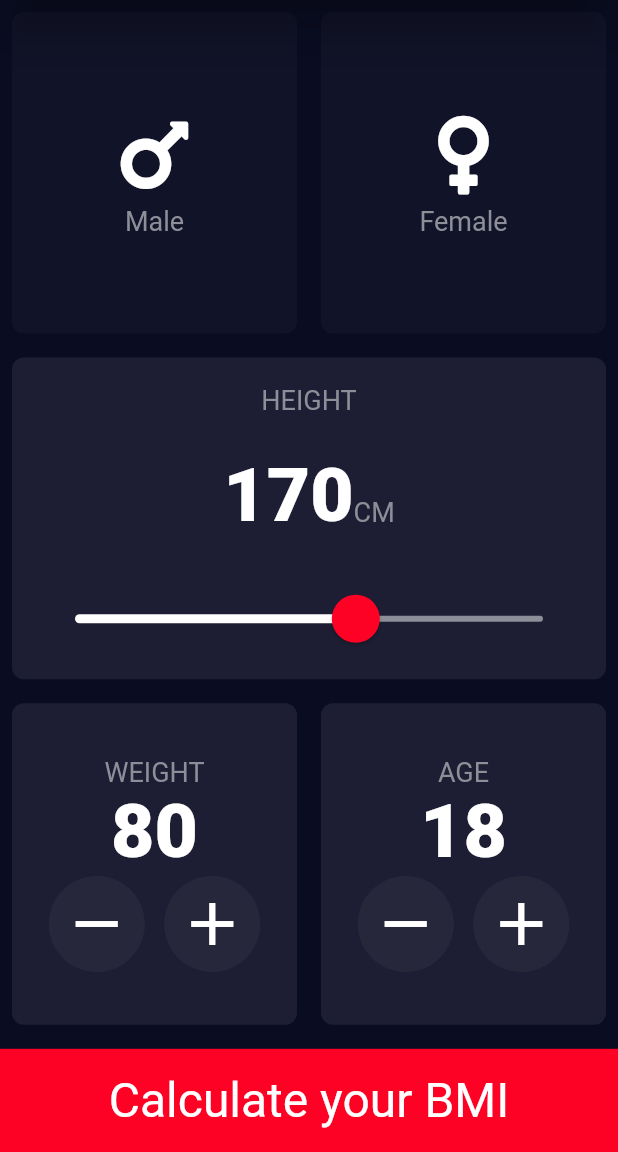
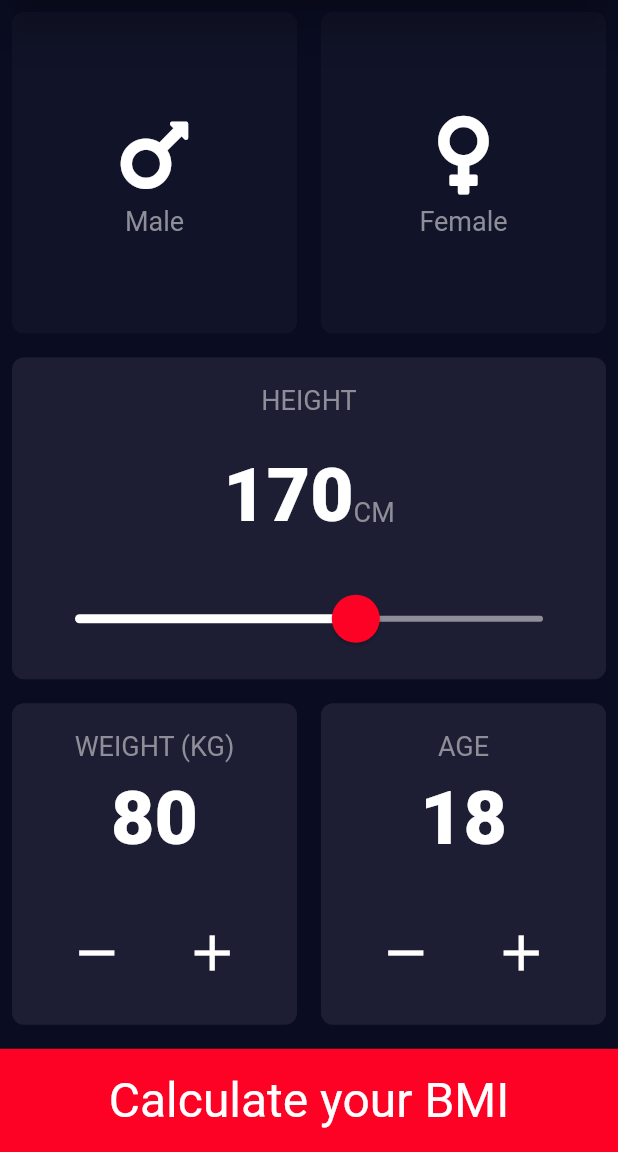
Before and after one commit to Miradnansiraj/BMI_Calculator, a Flutter app: the screen it shows after launch, on a phone screen of 412 x 824 dp, the part 84-1236 px from its top. Run offline on Flutter 3.47's test engine with Material 2 defaults, Android fonts, the phone set to English and light mode, and no system bars; our stand-ins replace font_awesome_flutter.

```diff
--- a/lib/home_page.dart
+++ b/lib/home_page.dart
@@ -145,24 +145,31 @@ class _MyHomePageState extends State<MyHomePage> {
                       mainAxisSize: MainAxisSize.max,
                       crossAxisAlignment: CrossAxisAlignment.center,
                       children: <Widget>[
-                        Text(
-                          'WEIGHT',
+                        Expanded(
+                          child: Text(
+                            'WEIGHT (KG)',
                             style: labelTextStyle,
                           ),
-                        Text(
+                        ),
+                        Expanded(
+                          flex: 3,
+                          child: Text(
                             weight.toString(),
                             style: numberTextStyle,
                           ),
-                        Row(
+                        ),
+                        Expanded(
+                          flex: 2,
+                          child: Row(
                             mainAxisAlignment: MainAxisAlignment.center,
                             mainAxisSize: MainAxisSize.max,
                             crossAxisAlignment: CrossAxisAlignment.center,
                             children: <Widget>[
                               Expanded(
-                              child: Container(
+                                child: Center(
                                   child: IconButton(
                                     icon: Icon(Icons.remove),
-                                  iconSize: 48,
+                                    iconSize: 40,
                                     onPressed: () {
                                       setState(() {
                                         _weightChange(
@@ -171,17 +178,13 @@ class _MyHomePageState extends State<MyHomePage> {
                                     },
                                     color: Colors.white,
                                   ),
-                                decoration: ShapeDecoration(
-                                  shape: CircleBorder(),
-                                  color: Color(0x158D8E98),
-                                ),
                                 ),
                               ),
                               Expanded(
-                              child: Container(
+                                child: Center(
                                   child: IconButton(
                                     icon: Icon(Icons.add),
-                                  iconSize: 48,
+                                    iconSize: 40,
                                     onPressed: () {
                                       setState(() {
                                         _weightChange(
@@ -190,13 +193,10 @@ class _MyHomePageState extends State<MyHomePage> {
                                     },
                                     color: Colors.white,
                                   ),
-                                decoration: ShapeDecoration(
-                                  shape: CircleBorder(),
-                                  color: Color(0x158D8E98),
-                                ),
                                 ),
                               ),
                             ],
+                          ),
                         ),
                       ],
                     ),
@@ -210,24 +210,30 @@ class _MyHomePageState extends State<MyHomePage> {
                       mainAxisSize: MainAxisSize.max,
                       crossAxisAlignment: CrossAxisAlignment.center,
                       children: <Widget>[
-                        Text(
+                        Expanded(
+                          child: Text(
                             'AGE',
                             style: labelTextStyle,
                           ),
-                        Text(
+                        ),
+                        Expanded(
+                          flex: 3,
+                          child: Text(
                             age.toString(),
                             style: numberTextStyle,
                           ),
-                        Row(
+                        ),
+                        Expanded(
+                          flex: 2,
+                          child: Row(
                             mainAxisAlignment: MainAxisAlignment.center,
                             mainAxisSize: MainAxisSize.max,
                             crossAxisAlignment: CrossAxisAlignment.center,
                             children: <Widget>[
                               Expanded(
-                              child: Container(
                                 child: IconButton(
                                   icon: Icon(Icons.remove),
-                                  iconSize: 48,
+                                  iconSize: 40,
                                   onPressed: () {
                                     setState(() {
                                       _ageChange(
@@ -236,17 +242,11 @@ class _MyHomePageState extends State<MyHomePage> {
                                   },
                                   color: Colors.white,
                                 ),
-                                decoration: ShapeDecoration(
-                                  shape: CircleBorder(),
-                                  color: Color(0x158D8E98),
-                                ),
-                              ),
                               ),
                               Expanded(
-                              child: Container(
                                 child: IconButton(
                                   icon: Icon(Icons.add),
-                                  iconSize: 48,
+                                  iconSize: 40,
                                   onPressed: () {
                                     setState(() {
                                       _ageChange(
@@ -255,13 +255,9 @@ class _MyHomePageState extends State<MyHomePage> {
                                   },
                                   color: Colors.white,
                                 ),
-                                decoration: ShapeDecoration(
-                                  shape: CircleBorder(),
-                                  color: Color(0x158D8E98),
-                                ),
-                              ),
                               ),
                             ],
+                          ),
                         ),
                       ],
                     ),
```
Also changed, not shown: lib/brain.dart (added, +110 -0 lines), lib/constants.dart (+10 -0 lines), lib/result_page.dart (+5 -8 lines), 1 other file. Lines whose indentation alone changed are shown as unchanged.
